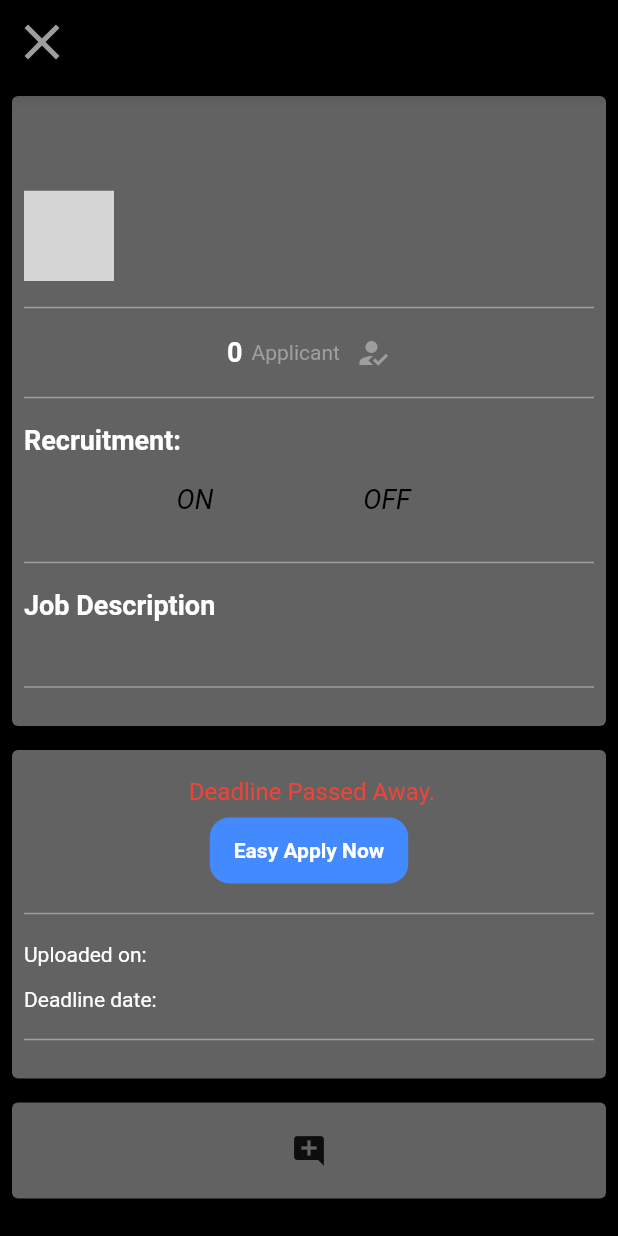
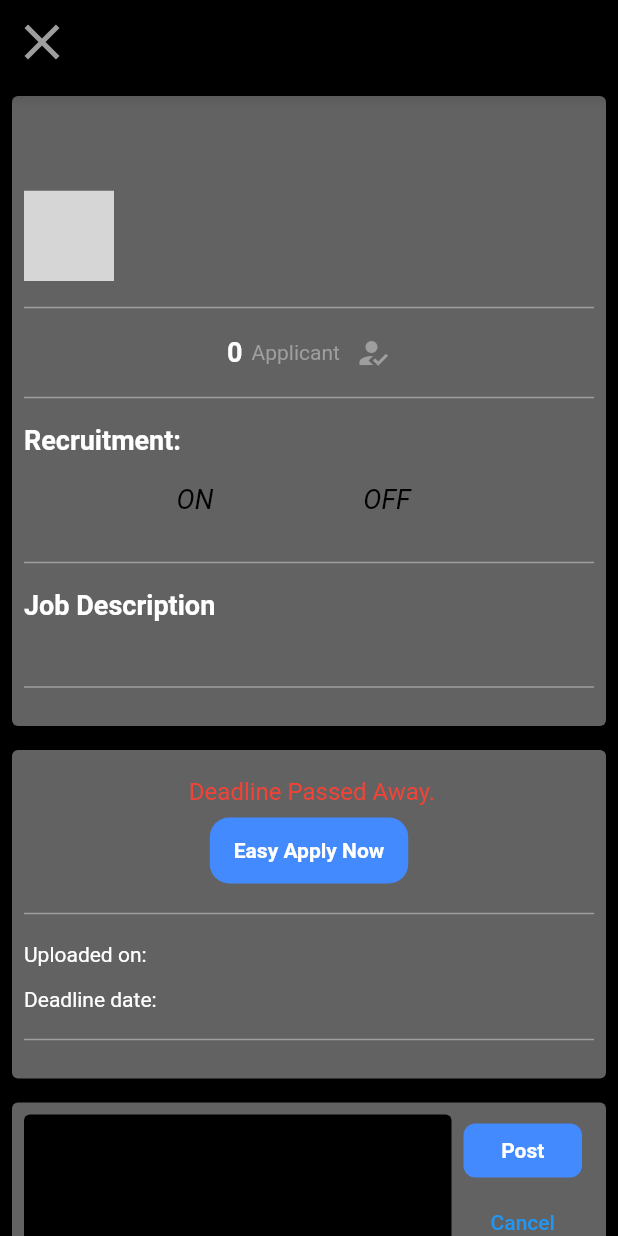
Before and after one commit to emorilebo/curious_connect, a Flutter app: the JobDetailScreen screen opened directly with empty values, after a tap on the "add comment" icon, on a phone screen of 412 x 824 dp. Run offline on Flutter 3.47's test engine with Material 2 defaults, Android fonts, the phone set to English and light mode, and no system bars; our stand-ins replace cached_network_image, cloud_firestore, curved_navigation_bar, firebase_auth, firebase_core, firebase_storage and 3 more; accounts and stored records are empty; network calls fail; grey boxes are pictures that could not be loaded.

Commit message:
UPDATE job details comment feature

```diff
--- a/lib/jobs/job_details.dart
+++ b/lib/jobs/job_details.dart
@@ -566,14 +566,40 @@ class _JobDetailScreenState extends State<JobDetailScreen> {
                                 mainAxisAlignment: MainAxisAlignment.center,
                                 children: [
                                   IconButton(
-                                    onPressed: () {},
+                                    onPressed: () {
+                                      setState(() {
+                                        _isCommenting = !_isCommenting;
+                                      });
+                                    },
                                     icon: Icon(
                                       Icons.add_comment,
+                                      color: Colors.blueAccent,
+                                      size: 40,
+                                    ),
+                                  ),
+                                  SizedBox(
+                                    width: 10,
+                                  ),
+                                  IconButton(
+                                    onPressed: () {
+                                      setState(() {
+                                        showComment = true;
+                                      });
+                                    },
+                                    icon: Icon(
+                                      Icons.arrow_drop_down_circle,
+                                      color: Colors.blueAccent,
+                                      size: 40,
                                     ),
                                   ),
                                 ],
                               ),
                       ),
+                      showComment == false
+                          ? Container()
+                          : Padding(
+                              padding: const EdgeInsets.all(16.0),
+                            ),
                     ],
                   ),
                 ),
```
